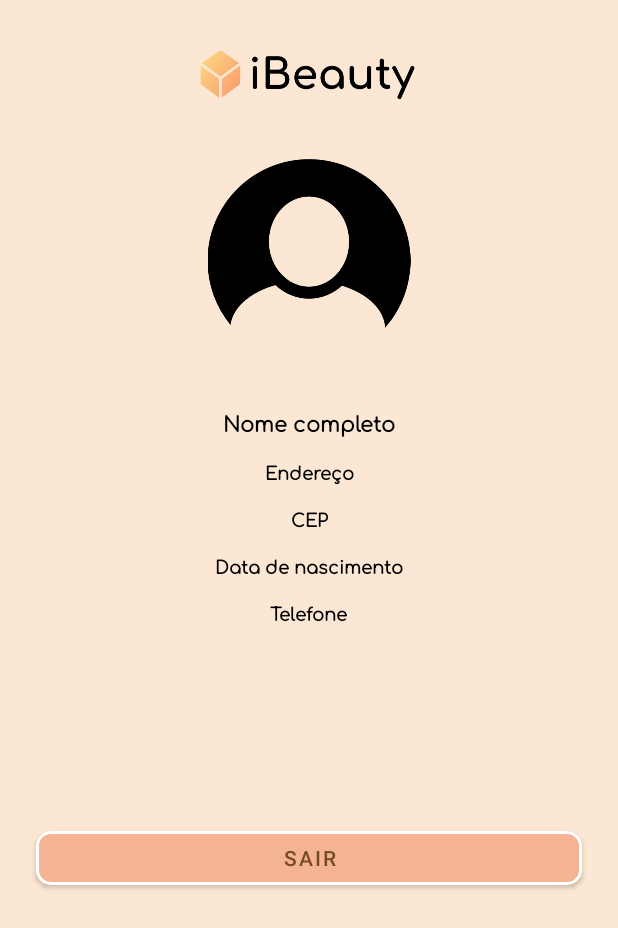
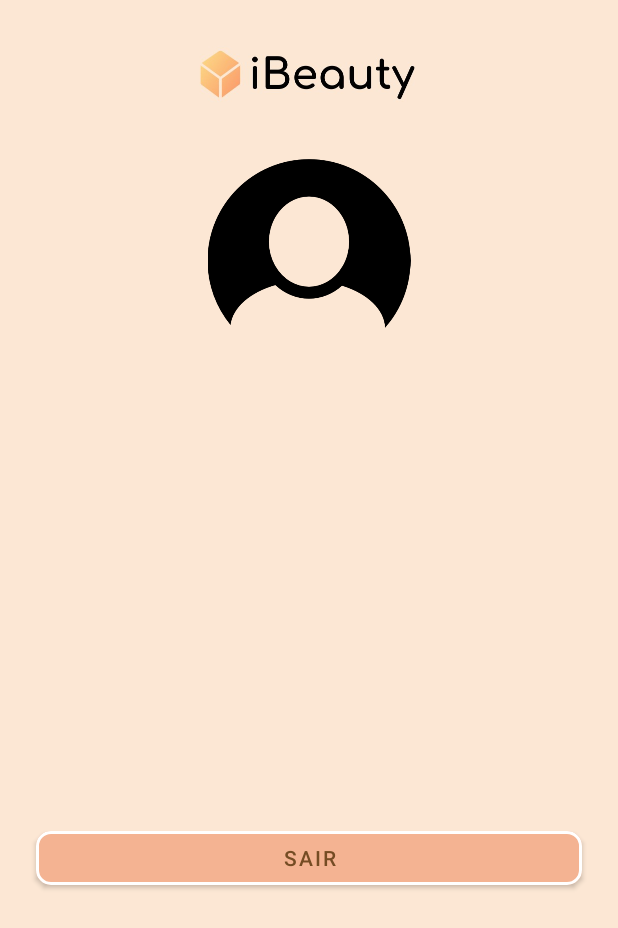
Before and after one commit to lemosvictoria/ibeauty, an Android app: the fragment PerfilClienteFragment placed in its activity, on a phone screen of 412 x 824 dp. Shown: the top 928 px of the screen. Run offline under Robolectric (Android 15) with nearby library versions, the phone set to English and light mode, and no system bars; our stand-ins replace Dagger/Hilt's generated code, Firebase (no records; nobody signed in at launch, a user with empty details on screens opened directly), data binding.

Commit message:
Leitura no banco de dados/Tela de perfil do cliente

```diff
--- a/app/src/main/AndroidManifest.xml
+++ b/app/src/main/AndroidManifest.xml
@@ -14,7 +14,6 @@
         android:roundIcon="@mipmap/ic_launcher_round"
         android:supportsRtl="true"
         android:theme="@style/Theme.Ibeauty">
-        <activity android:name=".ui.activity.TesteActivity"></activity>
         <!--
              The API key for Google Maps-based APIs is defined as a string resource.
              (See the file "res/values/google_maps_api.xml").
--- a/app/src/main/java/br/iesb/mobile/ibeauty/domain/Agendamento.kt
+++ b/app/src/main/java/br/iesb/mobile/ibeauty/domain/Agendamento.kt
@@ -5,5 +5,5 @@ data class Agendamento (
     val data: String,
     val hora: String,
     val telefoneCliente: Cliente,
-    val meioAtendimento: Int
+    val meioAtendimento: Boolean
 )
--- a/app/src/main/java/br/iesb/mobile/ibeauty/domain/Estabelecimento.kt
+++ b/app/src/main/java/br/iesb/mobile/ibeauty/domain/Estabelecimento.kt
@@ -1,7 +1,8 @@
 package br.iesb.mobile.ibeauty.domain
 
 data class Servico(
-    var nome: String
+    var nome: String,
+    var preco: String
 )
 
 data class Estabelecimento(
--- a/app/src/main/java/br/iesb/mobile/ibeauty/ui/fragment/CadastroClienteDoisFragment.kt
+++ b/app/src/main/java/br/iesb/mobile/ibeauty/ui/fragment/CadastroClienteDoisFragment.kt
@@ -1,4 +1,4 @@
-package br.iesb.mobile.ibeauty.ui.fragment
+ package br.iesb.mobile.ibeauty.ui.fragment
 
 import android.os.Bundle
 import androidx.fragment.app.Fragment
--- a/app/src/main/java/br/iesb/mobile/ibeauty/ui/fragment/PerfilClienteFragment.kt
+++ b/app/src/main/java/br/iesb/mobile/ibeauty/ui/fragment/PerfilClienteFragment.kt
@@ -1,18 +1,25 @@
 package br.iesb.mobile.ibeauty.ui.fragment
 
+import android.content.ContentValues.TAG
 import android.content.Intent
 import android.os.Bundle
+import android.util.Log
 import androidx.fragment.app.Fragment
 import android.view.LayoutInflater
 import android.view.View
 import android.view.ViewGroup
+import android.widget.TextView
 import androidx.fragment.app.FragmentTransaction
 import br.iesb.mobile.ibeauty.R
 import br.iesb.mobile.ibeauty.databinding.FragmentHomeBinding
 import br.iesb.mobile.ibeauty.databinding.FragmentPerfilClienteBinding
+import br.iesb.mobile.ibeauty.domain.Cliente
 import br.iesb.mobile.ibeauty.ui.activity.AppActivity
 import br.iesb.mobile.ibeauty.ui.activity.LoginActivity
+import com.google.firebase.auth.FirebaseAuth
 import com.google.firebase.auth.ktx.auth
+import com.google.firebase.database.*
+import com.google.firebase.database.ktx.database
 import com.google.firebase.ktx.Firebase
 import kotlinx.android.synthetic.main.fragment_perfil_cliente.*
 
@@ -20,6 +27,8 @@ import kotlinx.android.synthetic.main.fragment_perfil_cliente.*
 class PerfilClienteFragment : Fragment() {
 
     private lateinit var binding: FragmentPerfilClienteBinding
+
+    var database = FirebaseDatabase.getInstance()
 
     override fun onCreateView(
         inflater: LayoutInflater,
@@ -36,6 +45,7 @@ class PerfilClienteFragment : Fragment() {
     override fun onViewCreated(view: View, savedInstanceState: Bundle?) {
         super.onViewCreated(view, savedInstanceState)
 
+        getClient()
 
         btLogout.setOnClickListener {
             signOut()
@@ -48,4 +58,31 @@ class PerfilClienteFragment : Fragment() {
         Firebase.auth.signOut()
     }
 
+    private fun getClient() {
+        val auth = FirebaseAuth.getInstance()
+        val uid = auth.uid
+
+        val query = database.getReference("clientes")
+
+        query.addListenerForSingleValueEvent(object : ValueEventListener {
+            override fun onCancelled(p0: DatabaseError) {
+
+            }
+
+            override fun onDataChange(p0: DataSnapshot) {
+                if (uid != null) {
+                    val cliente = p0.child(uid).getValue(Cliente::class.java)
+
+                    if (cliente != null) {
+                        tvNomeUsuarioPerfil.text = cliente.nomeCliente
+                        tvEnderecoPerfil.text = cliente.enderecoCliente
+                        tvCepPerfil.text = cliente.cepCliente
+                        tvDataNascPerfil.text = cliente.dataNascCliente
+                        tvTelefonePerfil.text = cliente.telefoneCliente
+                    }
+                }
+            }
+        })
+    }
+
 }
--- a/app/src/main/res/layout/fragment_cadastro_cliente_dois.xml
+++ b/app/src/main/res/layout/fragment_cadastro_cliente_dois.xml
@@ -70,6 +70,7 @@
                 android:backgroundTint="#3C3F41"
                 android:ems="10"
                 android:hint="@string/nome_completo_cliente"
+                android:theme="@style/SelectionColor"
                 android:inputType="textPersonName"
                 app:layout_constraintEnd_toEndOf="parent"
                 app:layout_constraintStart_toStartOf="parent"
@@ -86,6 +87,7 @@
                 android:ems="10"
                 android:hint="@string/endereco"
                 android:inputType="textPostalAddress"
+                android:theme="@style/SelectionColor"
                 app:layout_constraintEnd_toEndOf="parent"
                 app:layout_constraintStart_toStartOf="parent"
                 app:layout_constraintTop_toBottomOf="@+id/tvNome" />
@@ -101,6 +103,7 @@
                 android:ems="10"
                 android:hint="@string/cep"
                 android:inputType="number"
+                android:theme="@style/SelectionColor"
                 app:layout_constraintEnd_toEndOf="parent"
                 app:layout_constraintStart_toStartOf="parent"
                 app:layout_constraintTop_toBottomOf="@+id/tvEndereco" />
@@ -116,6 +119,7 @@
                 android:ems="10"
                 android:hint="@string/data_nascimento"
                 android:inputType="date"
+                android:theme="@style/SelectionColor"
                 app:layout_constraintEnd_toEndOf="parent"
                 app:layout_constraintStart_toStartOf="parent"
                 app:layout_constraintTop_toBottomOf="@+id/tvCep" />
@@ -131,6 +135,7 @@
                 android:ems="10"
                 android:hint="@string/telefone"
                 android:inputType="phone"
+                android:theme="@style/SelectionColor"
                 app:layout_constraintEnd_toEndOf="parent"
                 app:layout_constraintStart_toStartOf="parent"
                 app:layout_constraintTop_toBottomOf="@+id/tvDataDeNascimento" />
--- a/app/src/main/res/layout/fragment_cadastro_profissional_dois.xml
+++ b/app/src/main/res/layout/fragment_cadastro_profissional_dois.xml
@@ -48,6 +48,7 @@
                 android:ems="10"
                 android:hint="@string/email"
                 android:inputType="textEmailAddress"
+                android:theme="@style/SelectionColor"
                 app:layout_constraintEnd_toEndOf="parent"
                 app:layout_constraintStart_toStartOf="parent"
                 app:layout_constraintTop_toBottomOf="@+id/tvCadastroProfissional2" />
@@ -63,6 +64,7 @@
                 android:ems="10"
                 android:hint="@string/senha"
                 android:inputType="textPassword"
+                android:theme="@style/SelectionColor"
                 app:layout_constraintEnd_toEndOf="parent"
                 app:layout_constraintStart_toStartOf="parent"
                 app:layout_constraintTop_toBottomOf="@+id/etEmail" />
@@ -78,6 +80,7 @@
                 android:ems="10"
                 android:hint="@string/confirma_senha"
                 android:inputType="textPassword"
+                android:theme="@style/SelectionColor"
                 app:layout_constraintEnd_toEndOf="parent"
                 app:layout_constraintStart_toStartOf="parent"
                 app:layout_constraintTop_toBottomOf="@+id/etPassword" />
--- a/app/src/main/res/layout/fragment_cadastro_profissional_um.xml
+++ b/app/src/main/res/layout/fragment_cadastro_profissional_um.xml
@@ -71,6 +71,7 @@
                 android:ems="10"
                 android:hint="@string/endereco"
                 android:inputType="textPostalAddress"
+                android:theme="@style/SelectionColor"
                 app:layout_constraintEnd_toEndOf="parent"
                 app:layout_constraintHorizontal_bias="0.373"
                 app:layout_constraintStart_toStartOf="parent"
@@ -87,6 +88,7 @@
                 android:ems="10"
                 android:hint="@string/nome_estabelecimento"
                 android:inputType="textPersonName"
+                android:theme="@style/SelectionColor"
                 app:layout_constraintEnd_toEndOf="parent"
                 app:layout_constraintStart_toStartOf="parent"
                 app:layout_constraintTop_toBottomOf="@+id/tvCadastroProfissional" />
@@ -102,6 +104,7 @@
                 android:ems="10"
                 android:hint="@string/cep"
                 android:inputType="number"
+                android:theme="@style/SelectionColor"
                 app:layout_constraintEnd_toEndOf="parent"
                 app:layout_constraintStart_toStartOf="parent"
                 app:layout_constraintTop_toBottomOf="@+id/tvEnderecoSalao" />
@@ -117,6 +120,7 @@
                 android:ems="10"
                 android:hint="@string/telefone_estabelecimento"
                 android:inputType="phone"
+                android:theme="@style/SelectionColor"
                 app:layout_constraintEnd_toEndOf="parent"
                 app:layout_constraintStart_toStartOf="parent"
                 app:layout_constraintTop_toBottomOf="@+id/tvCepSalao" />
--- a/app/src/main/res/layout/fragment_chat_bot.xml
+++ b/app/src/main/res/layout/fragment_chat_bot.xml
@@ -59,11 +59,12 @@
             android:layout_marginTop="10dp"
             android:minHeight="48dp"
             android:orientation="horizontal"
-            app:layout_constraintBottom_toTopOf="@+id/constraintLayout2"
+            app:layout_constraintBottom_toBottomOf="parent"
             app:layout_constraintEnd_toEndOf="parent"
             app:layout_constraintHorizontal_bias="0.5"
             app:layout_constraintStart_toStartOf="parent"
-            app:layout_constraintTop_toBottomOf="@+id/messageRecyclerView">
+            app:layout_constraintTop_toBottomOf="@+id/messageRecyclerView"
+            android:layout_marginBottom="70dp">
 
             <EditText
                 android:id="@+id/textChatbot"
--- a/app/src/main/res/layout/fragment_forgot.xml
+++ b/app/src/main/res/layout/fragment_forgot.xml
@@ -71,6 +71,7 @@
                 android:ems="10"
                 android:hint="@string/email"
                 android:inputType="textEmailAddress"
+                android:theme="@style/SelectionColor"
                 app:layout_constraintEnd_toEndOf="parent"
                 app:layout_constraintHorizontal_bias="0.0"
                 app:layout_constraintStart_toStartOf="parent"
--- a/app/src/main/res/layout/fragment_login.xml
+++ b/app/src/main/res/layout/fragment_login.xml
@@ -72,6 +72,7 @@
                 android:ems="10"
                 android:hint="@string/email"
                 android:inputType="textEmailAddress"
+                android:theme="@style/SelectionColor"
                 app:layout_constraintEnd_toEndOf="parent"
                 app:layout_constraintHorizontal_bias="0.523"
                 app:layout_constraintStart_toStartOf="parent"
@@ -88,6 +89,7 @@
                 android:ems="10"
                 android:hint="@string/senha"
                 android:inputType="textPassword"
+                android:theme="@style/SelectionColor"
                 app:layout_constraintEnd_toEndOf="parent"
                 app:layout_constraintStart_toStartOf="parent"
                 app:layout_constraintTop_toBottomOf="@+id/emailLogin" />
--- a/app/src/main/res/layout/fragment_perfil_cliente.xml
+++ b/app/src/main/res/layout/fragment_perfil_cliente.xml
@@ -42,7 +42,6 @@
             android:layout_height="0dp"
             android:layout_marginTop="40dp"
             android:fontFamily="@font/comfortaa"
-            android:text="@string/nome_completo_cliente"
             android:textColor="@color/black"
             android:textSize="14sp"
             android:textStyle="bold"
@@ -56,7 +55,6 @@
             android:layout_height="0dp"
             android:layout_marginTop="12dp"
             android:fontFamily="@font/comfortaa"
-            android:text="@string/endereco"
             android:textColor="@color/black"
             android:textSize="12sp"
             android:textStyle="bold"
@@ -70,7 +68,6 @@
             android:layout_height="0dp"
             android:layout_marginTop="12dp"
             android:fontFamily="@font/comfortaa"
-            android:text="@string/cep"
             android:textColor="@color/black"
             android:textSize="12sp"
             android:textStyle="bold"
@@ -84,7 +81,6 @@
             android:layout_height="0dp"
             android:layout_marginTop="12dp"
             android:fontFamily="@font/comfortaa"
-            android:text="@string/data_nascimento"
             android:textColor="@color/black"
             android:textSize="12sp"
             android:textStyle="bold"
@@ -98,7 +94,6 @@
             android:layout_height="0dp"
             android:layout_marginTop="12dp"
             android:fontFamily="@font/comfortaa"
-            android:text="@string/telefone"
             android:textColor="@color/black"
             android:textSize="12sp"
             android:textStyle="bold"
--- a/app/src/main/res/layout/fragment_solicita_procedimento.xml
+++ b/app/src/main/res/layout/fragment_solicita_procedimento.xml
@@ -80,6 +80,7 @@
                     android:backgroundTint="#3C3F41"
                     android:ems="10"
                     android:inputType="phone"
+                    android:theme="@style/SelectionColor"
                     app:layout_constraintEnd_toEndOf="parent"
                     app:layout_constraintStart_toStartOf="parent"
                     app:layout_constraintTop_toBottomOf="@+id/tvTelefoneClient" />
@@ -127,6 +128,7 @@
                     android:backgroundTint="#3C3F41"
                     android:ems="10"
                     android:inputType="date"
+                    android:theme="@style/SelectionColor"
                     app:layout_constraintEnd_toEndOf="parent"
                     app:layout_constraintHorizontal_bias="0.0"
                     app:layout_constraintStart_toStartOf="parent"
@@ -143,6 +145,7 @@
                     android:hint="@string/hint_hora"
                     android:backgroundTint="#3C3F41"
                     android:inputType="time"
+                    android:theme="@style/SelectionColor"
                     app:layout_constraintEnd_toEndOf="parent"
                     app:layout_constraintHorizontal_bias="0.0"
                     app:layout_constraintStart_toStartOf="parent"
```
Also changed, not shown: app/src/main/java/br/iesb/mobile/ibeauty/domain/Cliente.kt (+5 -5 lines), app/src/main/res/values-night/themes.xml (+9 -0 lines).
